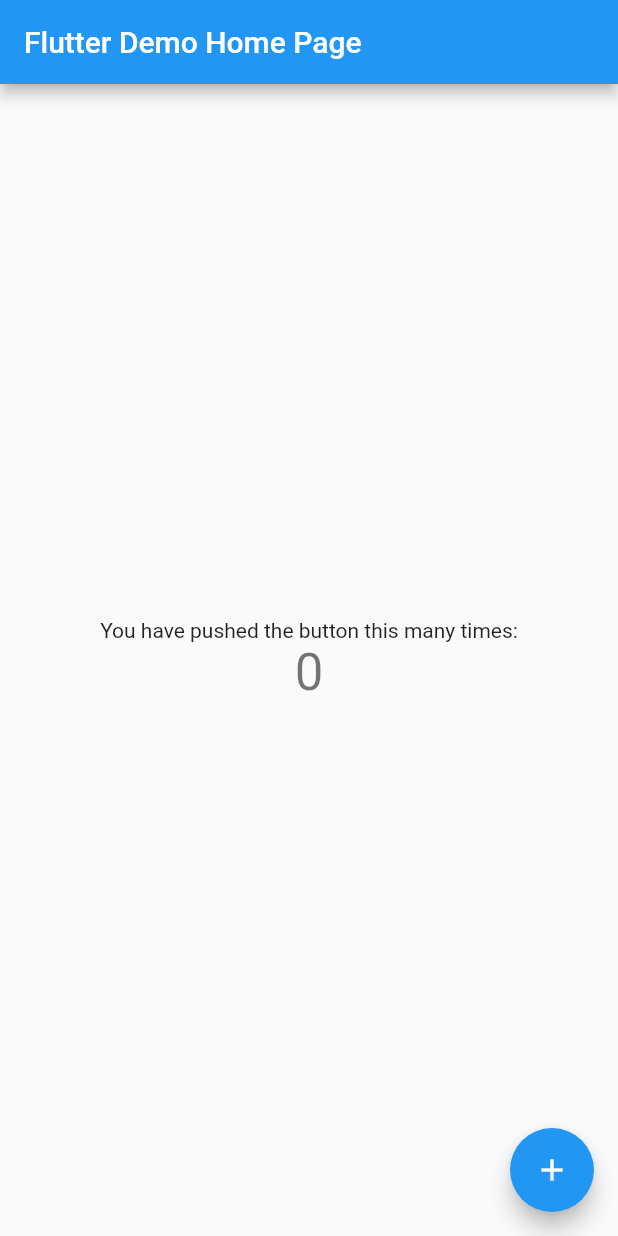
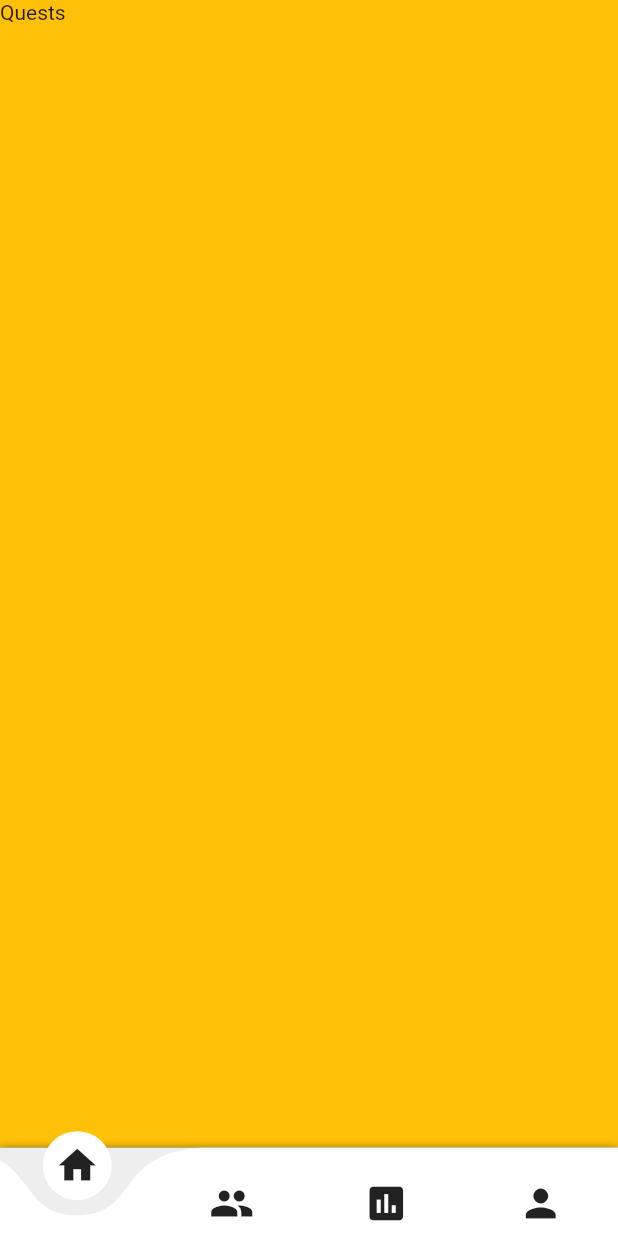
Before and after one commit to VincentDo8439/tree_planting, a Flutter app: the screen it shows after launch, on a phone screen of 412 x 824 dp. Run offline on Flutter 3.47's test engine with Material 2 defaults, Android fonts, the phone set to English and light mode, and no system bars; drawn by our look-alikes of curved_navigation_bar.

Commit message:
intial commit

```diff
--- a/lib/main.dart
+++ b/lib/main.dart
@@ -1,4 +1,5 @@
 import 'package:flutter/material.dart';
+import 'package:treeplanting/screens/home_page.dart';
 
 void main() => runApp(MyApp());
 
@@ -20,7 +21,7 @@
         // is not restarted.
         primarySwatch: Colors.blue,
       ),
-      home: MyHomePage(title: 'Flutter Demo Home Page'),
+      home: HomePage(),
     );
   }
 }
--- /dev/null
+++ b/lib/screens/home_page.dart
@@ -0,0 +1,67 @@
+import 'package:curved_navigation_bar/curved_navigation_bar.dart';
+import 'package:flutter/material.dart';
+import 'package:treeplanting/screens/quest_screen.dart';
+
+import 'info_screen.dart';
+import 'leaderboard_screen.dart';
+import 'map_screen.dart';
+
+
+
+
+
+
+
+
+
+class HomePage extends StatefulWidget {
+  @override
+  _HomePageState createState() => _HomePageState();
+}
+
+class _HomePageState extends State<HomePage> {
+  int _selectedTab = 0;
+  var _pageOptions = [
+    QuestScreen(),
+    MapScreen(),
+    InfoScreen(),
+    LeaderboardScreen(),
+  ];
+
+  @override
+  Widget build(BuildContext context) {
+    return Scaffold(
+      backgroundColor: Colors.amber,
+      body: _pageOptions[_selectedTab],
+      bottomNavigationBar: Container(
+        decoration: BoxDecoration(
+          color: Colors.blue,
+          boxShadow: <BoxShadow>[
+            BoxShadow(
+                color: Colors.black54,
+                blurRadius: 5.0,
+                offset: Offset(0.0, 0.75)
+            )
+          ],
+
+        ),
+        child: CurvedNavigationBar(
+          height: MediaQuery.of(context).size.height / 14,
+          backgroundColor: Colors.grey[200],
+          items: <Widget>[
+            Icon(Icons.home, size: 30),
+            Icon(Icons.people, size: 30),
+            Icon(Icons.insert_chart, size: 30,),
+            Icon(Icons.person, size: 30,),
+            //Icon(Icons.account_circle, size: 30),
+          ],
+          onTap: (index) {
+            setState(() {
+              _selectedTab = index;
+            });
+          },
+        ),
+      ),
+    );
+  }
+}
--- /dev/null
+++ b/lib/screens/quest_screen.dart
@@ -0,0 +1,13 @@
+import 'package:flutter/cupertino.dart';
+
+class QuestScreen extends StatefulWidget {
+  @override
+  _QuestScreenState createState() => _QuestScreenState();
+}
+
+class _QuestScreenState extends State<QuestScreen> {
+  @override
+  Widget build(BuildContext context) {
+    return Container(child: Text('Quests'),);
+  }
+}
--- a/pubspec.yaml
+++ b/pubspec.yaml
@@ -19,6 +19,7 @@
 dependencies:
   flutter:
     sdk: flutter
+  curved_navigation_bar: ^0.3.2
 
   # The following adds the Cupertino Icons font to your application.
   # Use with the CupertinoIcons class for iOS style icons.
```
Also changed, not shown: lib/screens/info_screen.dart (added, +13 -0 lines), lib/screens/leaderboard_screen.dart (added, +13 -0 lines), lib/screens/map_screen.dart (added, +13 -0 lines), pubspec.lock.
